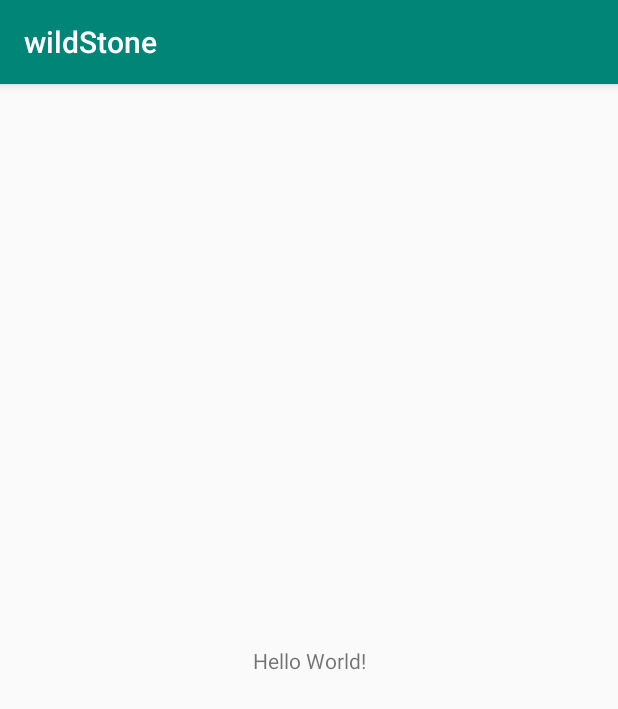
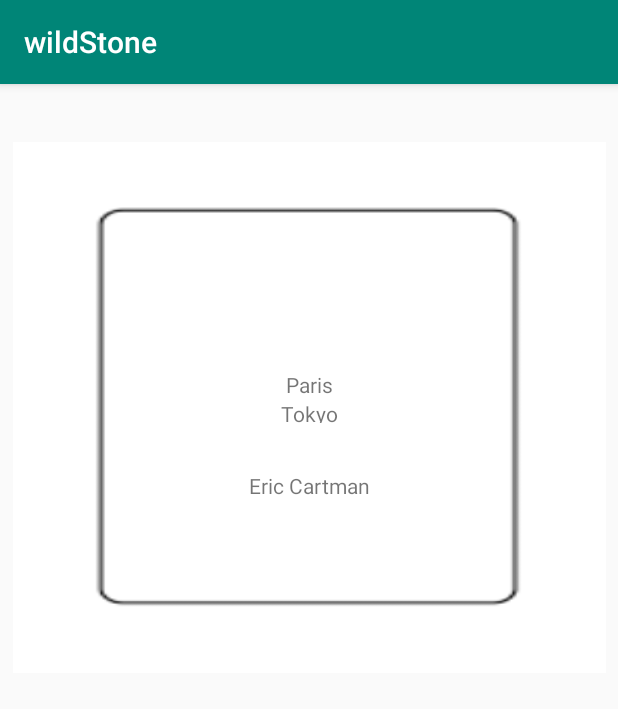
Before and after one commit to cedric313/wildstoneHackaton, an Android app: the screen it shows after launch (MainActivity), on a phone screen of 412 x 824 dp. Shown: the top 709 px of the screen. Run offline under Robolectric (Android 15) with nearby library versions, the phone set to English and light mode, and no system bars.

Commit message:
Recycler View + HeroesObject

```diff
--- a/app/build.gradle
+++ b/app/build.gradle
@@ -25,4 +25,5 @@ dependencies {
     testImplementation 'junit:junit:4.12'
     androidTestImplementation 'com.android.support.test:runner:1.0.2'
     androidTestImplementation 'com.android.support.test.espresso:espresso-core:3.0.2'
+    implementation 'com.android.support:recyclerview-v7:28.0.0'
 }
--- /dev/null
+++ b/app/src/main/java/com/example/wildstone/CardAdapter.java
@@ -0,0 +1,57 @@
+package com.example.wildstone;
+
+import android.support.annotation.NonNull;
+import android.support.v7.widget.RecyclerView;
+import android.view.LayoutInflater;
+import android.view.View;
+import android.view.ViewGroup;
+import android.widget.ImageView;
+import android.widget.TextView;
+
+import java.util.ArrayList;
+
+public class CardAdapter extends RecyclerView.Adapter<CardAdapter.ViewHolder> {
+    private ArrayList<Heroes> mHeroes;
+
+    public CardAdapter(ArrayList<Heroes> heroes) {
+        mHeroes = heroes;
+    }
+
+    @NonNull
+    @Override
+    public CardAdapter.ViewHolder onCreateViewHolder(ViewGroup parent, int viewType) {
+
+        View itemView = LayoutInflater.from(parent.getContext())
+                .inflate(R.layout.cards_item, parent, false);
+
+        return new ViewHolder(itemView);
+    }
+
+    @Override
+    public void onBindViewHolder(@NonNull CardAdapter.ViewHolder holder, int position) {
+        Heroes heroes = mHeroes.get(position);
+        holder.tvName.setText(heroes.getName());
+        holder.tvDurability.setText(heroes.getDurability());
+        holder.tvPower.setText(heroes.getPower());
+        holder.tvRace.setText(heroes.getRace());
+        //holder.ivImages.setImageDrawable(heroes.getImages());
+    }
+
+    @Override
+    public int getItemCount() {
+        return mHeroes.size();
+    }
+    public static class ViewHolder extends RecyclerView.ViewHolder {
+
+        final TextView tvName, tvDurability, tvPower, tvRace;
+        final ImageView ivImages;
+        public ViewHolder(View v) {
+            super(v);
+            this.tvName = v.findViewById(R.id.tvName);
+            this.tvDurability = v.findViewById(R.id.tvDurability);
+            this.tvPower = v.findViewById(R.id.tvPower);
+            this.tvRace = v.findViewById(R.id.tvRace);
+            this.ivImages = v.findViewById(R.id.ivImages);
+        }
+    }
+}
--- /dev/null
+++ b/app/src/main/java/com/example/wildstone/Heroes.java
@@ -0,0 +1,81 @@
+package com.example.wildstone;
+
+public class Heroes {
+
+    private String name;
+    private String durability;
+    private String power;
+    private String race;
+    private String height;
+    private String weight;
+    private String images;
+
+    public Heroes() {
+    }
+
+    public Heroes(String name, String durability, String power, String race, String height, String weight, String images) {
+        this.name = name;
+        this.durability = durability;
+        this.power = power;
+        this.race = race;
+        this.height = height;
+        this.weight = weight;
+        this.images = images;
+    }
+
+    public String getName() {
+        return name;
+    }
+
+    public void setName(String name) {
+        this.name = name;
+    }
+
+    public String getDurability() {
+        return durability;
+    }
+
+    public void setDurability(String durability) {
+        this.durability = durability;
+    }
+
+    public String getPower() {
+        return power;
+    }
+
+    public void setPower(String power) {
+        this.power = power;
+    }
+
+    public String getRace() {
+        return race;
+    }
+
+    public void setRace(String race) {
+        this.race = race;
+    }
+
+    public String getHeight() {
+        return height;
+    }
+
+    public void setHeight(String height) {
+        this.height = height;
+    }
+
+    public String getWeight() {
+        return weight;
+    }
+
+    public void setWeight(String weight) {
+        this.weight = weight;
+    }
+
+    public String getImages() {
+        return images;
+    }
+
+    public void setImages(String images) {
+        this.images = images;
+    }
+}
--- a/app/src/main/java/com/example/wildstone/MainActivity.java
+++ b/app/src/main/java/com/example/wildstone/MainActivity.java
@@ -2,6 +2,10 @@ package com.example.wildstone;
 
 import android.support.v7.app.AppCompatActivity;
 import android.os.Bundle;
+import android.support.v7.widget.LinearLayoutManager;
+import android.support.v7.widget.RecyclerView;
+
+import java.util.ArrayList;
 
 public class MainActivity extends AppCompatActivity {
 
@@ -9,5 +13,17 @@ public class MainActivity extends AppCompatActivity {
     protected void onCreate(Bundle savedInstanceState) {
         super.onCreate(savedInstanceState);
         setContentView(R.layout.activity_main);
+
+        RecyclerView listHeroes = findViewById(R.id.rvCards);
+
+        RecyclerView.LayoutManager layoutManager = new LinearLayoutManager(this, LinearLayoutManager.HORIZONTAL, false);
+        listHeroes.setLayoutManager(layoutManager);
+
+        final ArrayList<Heroes> heroesModels = new ArrayList<>();
+        heroesModels.add(new Heroes("Paris", "Tokyo", "Eric Cartman", "","","",""));
+        heroesModels.add(new Heroes("Paris", "Tokyo", "Stan Marsh", "","","",""));
+
+        final CardAdapter adapter = new CardAdapter(heroesModels);
+        listHeroes.setAdapter(adapter);
     }
 }
--- a/app/src/main/res/layout/activity_main.xml
+++ b/app/src/main/res/layout/activity_main.xml
@@ -6,13 +6,18 @@
     android:layout_height="match_parent"
     tools:context=".MainActivity">
 
-    <TextView
-        android:layout_width="wrap_content"
-        android:layout_height="wrap_content"
-        android:text="Hello World!"
+    <android.support.v7.widget.RecyclerView
+        android:id="@+id/rvCards"
+        android:layout_width="395dp"
+        android:layout_height="715dp"
+        android:layout_marginStart="8dp"
+        android:layout_marginLeft="8dp"
+        android:layout_marginTop="32dp"
+        android:layout_marginEnd="8dp"
+        android:layout_marginRight="8dp"
+        android:layout_marginBottom="8dp"
         app:layout_constraintBottom_toBottomOf="parent"
-        app:layout_constraintLeft_toLeftOf="parent"
-        app:layout_constraintRight_toRightOf="parent"
+        app:layout_constraintEnd_toEndOf="parent"
+        app:layout_constraintStart_toStartOf="parent"
         app:layout_constraintTop_toTopOf="parent" />
-
 </android.support.constraint.ConstraintLayout>
--- /dev/null
+++ b/app/src/main/res/layout/cards_item.xml
@@ -0,0 +1,66 @@
+<?xml version="1.0" encoding="utf-8"?>
+<android.support.constraint.ConstraintLayout xmlns:android="http://schemas.android.com/apk/res/android"
+    xmlns:app="http://schemas.android.com/apk/res-auto"
+    xmlns:tools="http://schemas.android.com/tools"
+    android:layout_width="match_parent"
+    android:layout_height="wrap_content"
+    android:background="@drawable/card">
+
+    <ImageView
+        android:id="@+id/ivImages"
+        android:layout_width="wrap_content"
+        android:layout_height="wrap_content"
+        android:layout_marginTop="120dp"
+        android:layout_marginEnd="100dp"
+        android:layout_marginRight="100dp"
+        app:layout_constraintEnd_toEndOf="parent"
+        app:layout_constraintStart_toStartOf="parent"
+        app:layout_constraintTop_toTopOf="parent"
+        tools:srcCompat="@tools:sample/avatars" />
+
+    <TextView
+        android:id="@+id/tvName"
+        android:layout_width="wrap_content"
+        android:layout_height="wrap_content"
+        android:layout_marginTop="32dp"
+        app:layout_constraintBottom_toTopOf="@+id/tvDurability"
+        app:layout_constraintEnd_toEndOf="parent"
+        app:layout_constraintStart_toStartOf="parent"
+        app:layout_constraintTop_toBottomOf="@+id/ivImages" />
+
+    <TextView
+        android:id="@+id/tvPower"
+        android:layout_width="wrap_content"
+        android:layout_height="wrap_content"
+        android:layout_marginBottom="32dp"
+        app:layout_constraintBottom_toTopOf="@+id/tvRace"
+        app:layout_constraintEnd_toEndOf="parent"
+        app:layout_constraintStart_toStartOf="parent" />
+
+    <TextView
+        android:id="@+id/tvRace"
+        android:layout_width="wrap_content"
+        android:layout_height="wrap_content"
+        android:layout_marginBottom="64dp"
+        app:layout_constraintBottom_toTopOf="@+id/imageView2"
+        app:layout_constraintEnd_toEndOf="parent"
+        app:layout_constraintStart_toStartOf="parent" />
+
+    <ImageView
+        android:id="@+id/imageView2"
+        android:layout_width="wrap_content"
+        android:layout_height="wrap_content"
+        app:layout_constraintBottom_toBottomOf="parent"
+        app:layout_constraintEnd_toEndOf="parent"
+        app:layout_constraintStart_toStartOf="parent"
+        tools:srcCompat="@tools:sample/avatars" />
+
+    <TextView
+        android:id="@+id/tvDurability"
+        android:layout_width="wrap_content"
+        android:layout_height="16dp"
+        android:layout_marginBottom="32dp"
+        app:layout_constraintBottom_toTopOf="@+id/tvPower"
+        app:layout_constraintEnd_toEndOf="parent"
+        app:layout_constraintStart_toStartOf="parent" />
+</android.support.constraint.ConstraintLayout>
```
Also changed, not shown: app/src/main/res/drawable/card.png (added).
